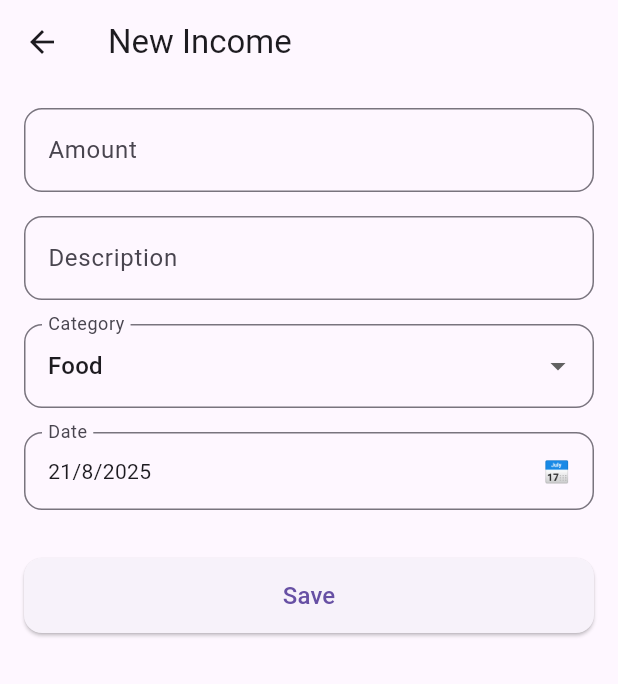
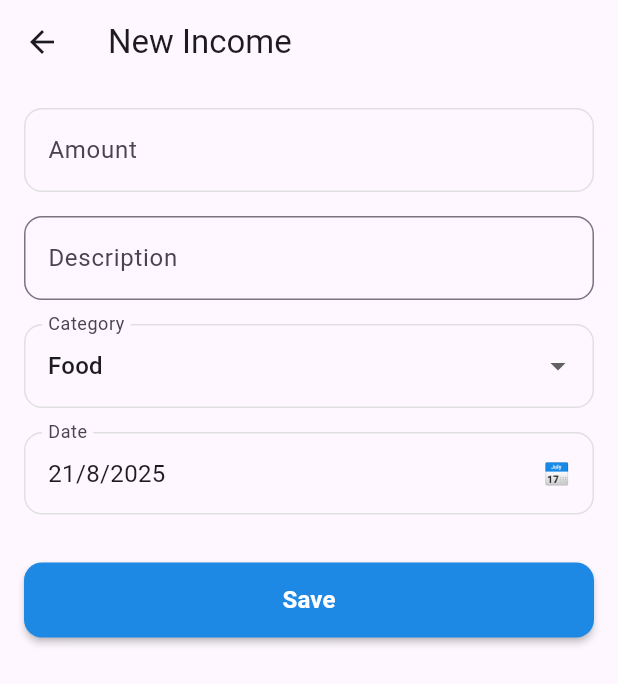
Before and after one commit to renanmdreis45/finlog, a Flutter app: the TransactionForm screen opened directly with empty values, on a phone screen of 412 x 824 dp. Shown: the top 684 px of the screen. Run offline on Flutter 3.47's test engine with Material 3 defaults, Android fonts, the phone set to English and light mode, and no system bars; our stand-ins replace dartz, equatable, fl_chart, flutter_bloc, get_it.

Commit message:
refactor: modularization of transaction form

```diff
--- a/lib/modules/transactions/presentation/pages/transaction_form.dart
+++ b/lib/modules/transactions/presentation/pages/transaction_form.dart
@@ -1,3 +1,8 @@
+import 'package:finlog/modules/transactions/presentation/widgets/amount_field.dart';
+import 'package:finlog/modules/transactions/presentation/widgets/category_field.dart';
+import 'package:finlog/modules/transactions/presentation/widgets/date_field.dart';
+import 'package:finlog/modules/transactions/presentation/widgets/description_field.dart';
+import 'package:finlog/modules/transactions/presentation/widgets/submit_button.dart';
 import 'package:flutter/material.dart';
 import 'package:flutter_bloc/flutter_bloc.dart';
 
@@ -66,134 +71,33 @@ class _TransactionFormState extends State<TransactionForm> {
             child: Column(
               crossAxisAlignment: CrossAxisAlignment.start,
               children: [
-                _buildAmountField(),
+                AmountField(controller: _amountController),
                 const SizedBox(height: 16),
-                _buildDescriptionField(),
+                DescriptionField(
+                  descriptionController: _descriptionController,
+                ),
                 const SizedBox(height: 16),
-                _buildCategoryField(),
-                const SizedBox(height: 16),
-                _buildDateField(),
-                const SizedBox(height: 32),
-                _buildSubmitButton(),
-              ],
-            ),
-          ),
-        ),
-      ),
-    );
-  }
-
-  Widget _buildAmountField() {
-    return TextFormField(
-      controller: _amountController,
-      keyboardType: TextInputType.number,
-      decoration: InputDecoration(
-        labelText: 'Amount',
-        prefixText: '\$',
-        border: OutlineInputBorder(
-          borderRadius: BorderRadius.circular(12),
-        ),
-      ),
-      validator: (value) {
-        if (value == null || value.isEmpty) {
-          return 'Please enter an amount';
-        }
-        if (double.tryParse(value) == null) {
-          return 'Please enter a valid number';
-        }
-        return null;
-      },
-    );
-  }
-
-  Widget _buildDescriptionField() {
-    return TextFormField(
-      controller: _descriptionController,
-      decoration: InputDecoration(
-        labelText: 'Description',
-        border: OutlineInputBorder(
-          borderRadius: BorderRadius.circular(12),
-        ),
-      ),
-      validator: (value) {
-        if (value == null || value.isEmpty) {
-          return 'Please enter a description';
-        }
-        return null;
-      },
-    );
-  }
-
-  Widget _buildCategoryField() {
-    return DropdownButtonFormField<String>(
-      value: _selectedCategory,
-      decoration: InputDecoration(
-        labelText: 'Category',
-        border: OutlineInputBorder(
-          borderRadius: BorderRadius.circular(12),
-        ),
-      ),
-      items: TransactionCategory.displayValues.map((category) {
-        return DropdownMenuItem(
-          value: category,
-          child: Text(category),
-        );
-      }).toList(),
+                CategoryField(
+                  selectedCategory: _selectedCategory,
                   onChanged: (value) {
                     if (value != null) {
                       setState(() => _selectedCategory = value);
                     }
                   },
-    );
-  }
-
-  Widget _buildDateField() {
-    return InkWell(
-      onTap: () async {
-        final date = await showDatePicker(
-          context: context,
-          initialDate: _selectedDate,
-          firstDate: DateTime(2020),
-          lastDate: DateTime.now().add(const Duration(days: 365)),
-        );
-        if (date != null) {
-          setState(() => _selectedDate = date);
-        }
-      },
-      child: InputDecorator(
-        decoration: InputDecoration(
-          labelText: 'Date',
-          border: OutlineInputBorder(
-            borderRadius: BorderRadius.circular(12),
                 ),
+                const SizedBox(height: 16),
+                DateField(
+                  selectedDate: _selectedDate,
+                  onDateChanged: (date) => setState(() => _selectedDate = date),
                 ),
-        child: Row(
-          mainAxisAlignment: MainAxisAlignment.spaceBetween,
-          children: [
-            Text(
-              '${_selectedDate.day}/${_selectedDate.month}/${_selectedDate.year}',
+                const SizedBox(height: 32),
+                SubmitButton(
+                  onPressed: _submitForm,
+                  text: widget.isEditing ? 'Update' : 'Save',
                 ),
-            const Text('📅'),
               ],
             ),
           ),
-    );
-  }
-
-  Widget _buildSubmitButton() {
-    return SizedBox(
-      width: double.infinity,
-      height: 50,
-      child: ElevatedButton(
-        onPressed: _submitForm,
-        style: ElevatedButton.styleFrom(
-          shape: RoundedRectangleBorder(
-            borderRadius: BorderRadius.circular(12),
-          ),
-        ),
-        child: Text(
-          widget.isEditing ? 'Update' : 'Save',
-          style: const TextStyle(fontSize: 16),
         ),
       ),
     );
--- /dev/null
+++ b/lib/modules/transactions/presentation/widgets/amount_field.dart
@@ -0,0 +1,46 @@
+import 'package:flutter/material.dart';
+
+class AmountField extends StatelessWidget {
+  final TextEditingController controller;
+  final String? Function(String?)? validator;
+
+  const AmountField({
+    super.key,
+    required this.controller,
+    this.validator,
+  });
+
+  @override
+  Widget build(BuildContext context) {
+    return TextFormField(
+      controller: controller,
+      keyboardType: TextInputType.number,
+      decoration: InputDecoration(
+        labelText: 'Amount',
+        prefixText: '\$',
+        border: OutlineInputBorder(
+          borderRadius: BorderRadius.circular(12),
+        ),
+        enabledBorder: OutlineInputBorder(
+          borderRadius: BorderRadius.circular(12),
+          borderSide: BorderSide(color: Colors.grey[300]!),
+        ),
+        focusedBorder: OutlineInputBorder(
+          borderRadius: BorderRadius.circular(12),
+          borderSide: BorderSide(color: Colors.blue[600]!),
+        ),
+      ),
+      validator: validator ?? _defaultValidator,
+    );
+  }
+
+  String? _defaultValidator(String? value) {
+    if (value == null || value.isEmpty) {
+      return 'Please enter an amount';
+    }
+    if (double.tryParse(value) == null) {
+      return 'Please enter a valid number';
+    }
+    return null;
+  }
+}
--- /dev/null
+++ b/lib/modules/transactions/presentation/widgets/category_field.dart
@@ -0,0 +1,41 @@
+import 'package:flutter/material.dart';
+import '../../../../core/enums/transaction_category.dart';
+
+class CategoryField extends StatelessWidget {
+  final String selectedCategory;
+  final void Function(String?) onChanged;
+
+  const CategoryField({
+    super.key,
+    required this.selectedCategory,
+    required this.onChanged,
+  });
+
+  @override
+  Widget build(BuildContext context) {
+    return DropdownButtonFormField<String>(
+      value: selectedCategory,
+      decoration: InputDecoration(
+        labelText: 'Category',
+        border: OutlineInputBorder(
+          borderRadius: BorderRadius.circular(12),
+        ),
+        enabledBorder: OutlineInputBorder(
+          borderRadius: BorderRadius.circular(12),
+          borderSide: BorderSide(color: Colors.grey[300]!),
+        ),
+        focusedBorder: OutlineInputBorder(
+          borderRadius: BorderRadius.circular(12),
+          borderSide: BorderSide(color: Colors.blue[600]!),
+        ),
+      ),
+      items: TransactionCategory.displayValues.map((category) {
+        return DropdownMenuItem(
+          value: category,
+          child: Text(category),
+        );
+      }).toList(),
+      onChanged: onChanged,
+    );
+  }
+}
--- /dev/null
+++ b/lib/modules/transactions/presentation/widgets/date_field.dart
@@ -0,0 +1,57 @@
+import 'package:flutter/material.dart';
+
+class DateField extends StatelessWidget {
+  final DateTime selectedDate;
+  final void Function(DateTime) onDateChanged;
+
+  const DateField({
+    super.key,
+    required this.selectedDate,
+    required this.onDateChanged,
+  });
+
+  @override
+  Widget build(BuildContext context) {
+    return InkWell(
+      onTap: () => _selectDate(context),
+      child: InputDecorator(
+        decoration: InputDecoration(
+          labelText: 'Date',
+          border: OutlineInputBorder(
+            borderRadius: BorderRadius.circular(12),
+          ),
+          enabledBorder: OutlineInputBorder(
+            borderRadius: BorderRadius.circular(12),
+            borderSide: BorderSide(color: Colors.grey[300]!),
+          ),
+          focusedBorder: OutlineInputBorder(
+            borderRadius: BorderRadius.circular(12),
+            borderSide: BorderSide(color: Colors.blue[600]!),
+          ),
+        ),
+        child: Row(
+          mainAxisAlignment: MainAxisAlignment.spaceBetween,
+          children: [
+            Text(
+              '${selectedDate.day}/${selectedDate.month}/${selectedDate.year}',
+              style: const TextStyle(fontSize: 16),
+            ),
+            const Text('📅'),
+          ],
+        ),
+      ),
+    );
+  }
+
+  Future<void> _selectDate(BuildContext context) async {
+    final date = await showDatePicker(
+      context: context,
+      initialDate: selectedDate,
+      firstDate: DateTime(2020),
+      lastDate: DateTime.now().add(const Duration(days: 365)),
+    );
+    if (date != null) {
+      onDateChanged(date);
+    }
+  }
+}
--- /dev/null
+++ b/lib/modules/transactions/presentation/widgets/description_field.dart
@@ -0,0 +1,29 @@
+import 'package:flutter/material.dart';
+
+class DescriptionField extends StatelessWidget {
+  const DescriptionField({
+    super.key,
+    required TextEditingController descriptionController,
+  }) : _descriptionController = descriptionController;
+
+  final TextEditingController _descriptionController;
+
+  @override
+  Widget build(BuildContext context) {
+    return TextFormField(
+      controller: _descriptionController,
+      decoration: InputDecoration(
+        labelText: 'Description',
+        border: OutlineInputBorder(
+          borderRadius: BorderRadius.circular(12),
+        ),
+      ),
+      validator: (value) {
+        if (value == null || value.isEmpty) {
+          return 'Please enter a description';
+        }
+        return null;
+      },
+    );
+  }
+}
--- /dev/null
+++ b/lib/modules/transactions/presentation/widgets/submit_button.dart
@@ -0,0 +1,49 @@
+import 'package:flutter/material.dart';
+
+class SubmitButton extends StatelessWidget {
+  final VoidCallback onPressed;
+  final String text;
+  final bool isLoading;
+
+  const SubmitButton({
+    super.key,
+    required this.onPressed,
+    required this.text,
+    this.isLoading = false,
+  });
+
+  @override
+  Widget build(BuildContext context) {
+    return SizedBox(
+      width: double.infinity,
+      height: 50,
+      child: ElevatedButton(
+        onPressed: isLoading ? null : onPressed,
+        style: ElevatedButton.styleFrom(
+          backgroundColor: Colors.blue[600],
+          foregroundColor: Colors.white,
+          shape: RoundedRectangleBorder(
+            borderRadius: BorderRadius.circular(12),
+          ),
+          elevation: 2,
+        ),
+        child: isLoading
+            ? const SizedBox(
+                height: 20,
+                width: 20,
+                child: CircularProgressIndicator(
+                  strokeWidth: 2,
+                  valueColor: AlwaysStoppedAnimation<Color>(Colors.white),
+                ),
+              )
+            : Text(
+                text,
+                style: const TextStyle(
+                  fontSize: 16,
+                  fontWeight: FontWeight.w600,
+                ),
+              ),
+      ),
+    );
+  }
+}
```
Lines whose indentation alone changed are shown as unchanged.
